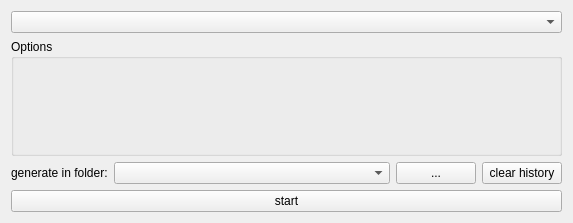
Qt form CodeCreator/CodeCreator.ui (Ulle84/UllesSourceCode) before a commit.
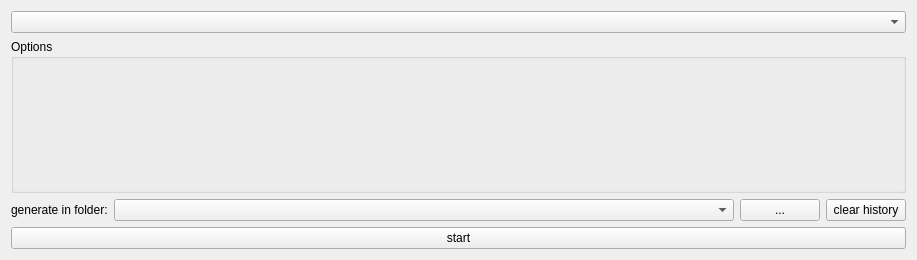
The same form after that commit.

```diff
--- a/CodeCreator/CodeCreator.ui
+++ b/CodeCreator/CodeCreator.ui
@@ -6,8 +6,8 @@
    <rect>
     <x>0</x>
     <y>0</y>
-    <width>573</width>
-    <height>223</height>
+    <width>917</width>
+    <height>260</height>
    </rect>
   </property>
   <property name="windowTitle">
```
Left out of the diff: 22 changed lines with no effect on the pictures.
